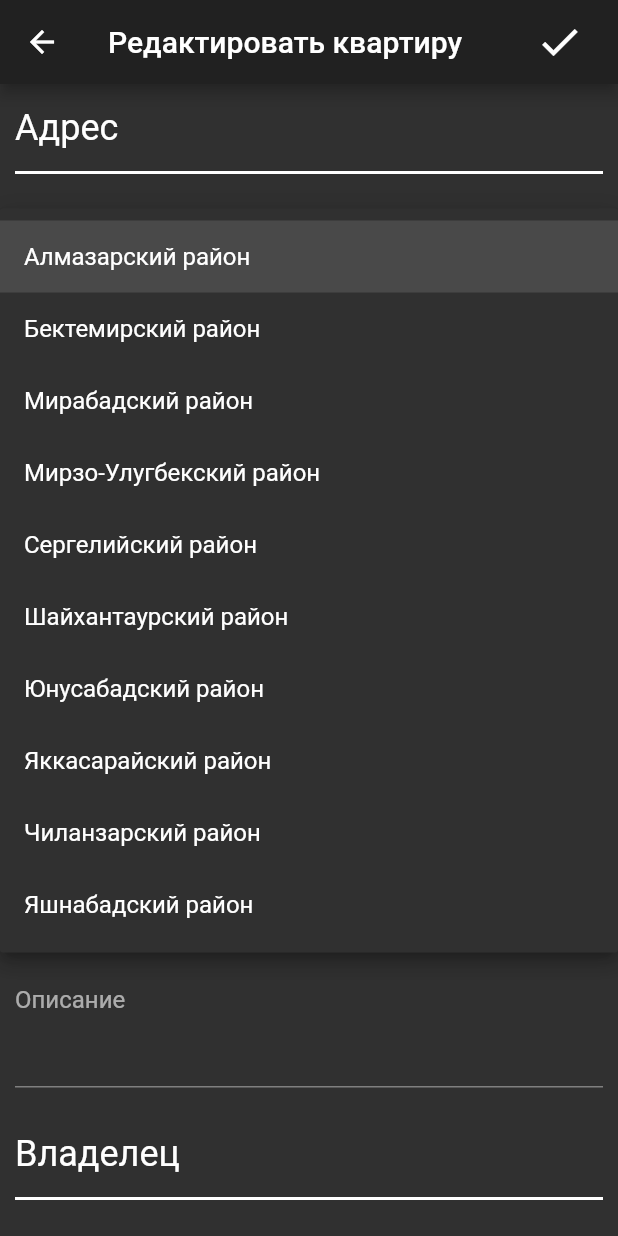
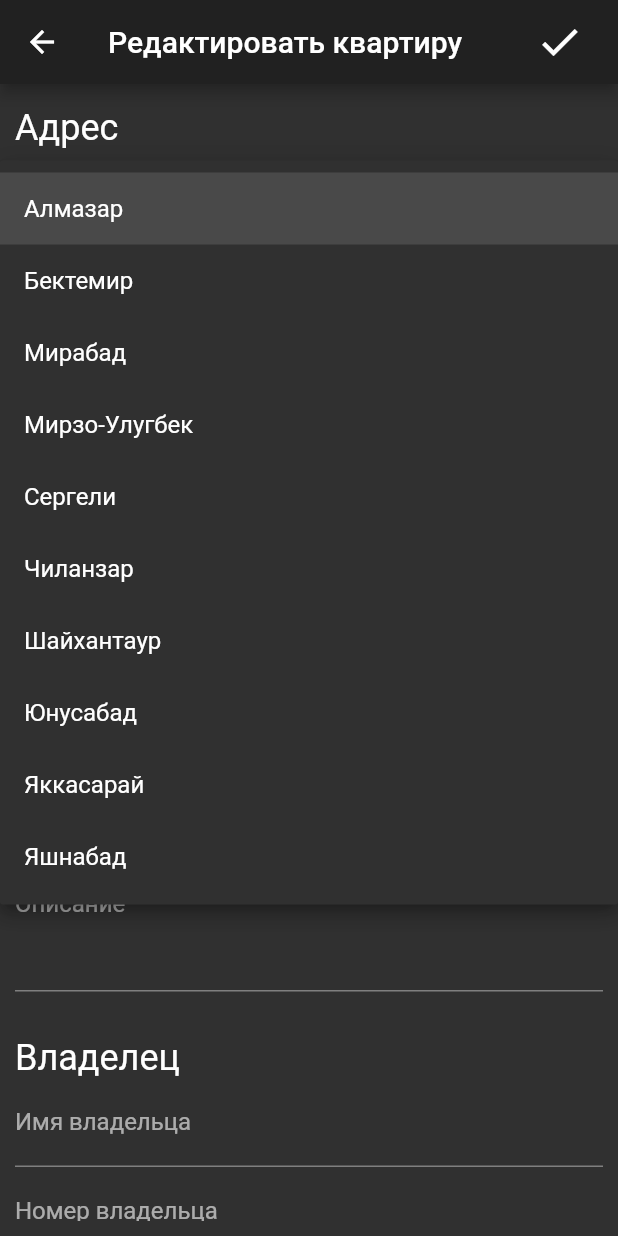
Before and after one commit to dmitriyl99/event_flats, a Flutter app: the EditFlatScreen screen opened directly with empty values, after a tap on the "arrow drop down" icon, on a phone screen of 412 x 824 dp. Run offline on Flutter 3.47's test engine with Material 2 defaults, Android fonts, the phone set to English and light mode, and no system bars; our stand-ins replace firebase_auth, firebase_core, firebase_database, hive, hive_flutter, mask_text_input_formatter; accounts and stored records are empty.

Commit message:
Delete dividers

```diff
--- a/lib/view/screens/flats/add.screen.dart
+++ b/lib/view/screens/flats/add.screen.dart
@@ -23,16 +23,16 @@ class _AddFlatScreenState extends State<AddFlatScreen> {
   bool _isAdditionalInfo = false;
 
   List<String> _districts = [
-    "Алмазарский район",
-    "Бектемирский район",
-    'Мирабадский район',
-    'Мирзо-Улугбекский район',
-    'Сергелийский район',
-    'Шайхантаурский район',
-    'Юнусабадский район',
-    'Яккасарайский район',
-    'Чиланзарский район',
-    'Яшнабадский район'
+    "Алмазар",
+    "Бектемир",
+    'Мирабад',
+    'Мирзо-Улугбек',
+    'Сергели',
+    'Чиланзар',
+    'Шайхантаур',
+    'Юнусабад',
+    'Яккасарай',
+    'Яшнабад',
   ];
 
   List<String> _repairs = [
@@ -41,16 +41,6 @@ class _AddFlatScreenState extends State<AddFlatScreen> {
     "Требует ремонта",
     "Черновая отделка"
   ];
-
-  Widget _divider() {
-    return Padding(
-      padding: const EdgeInsets.symmetric(vertical: 8.0),
-      child: Divider(
-        color: AppColors.descriptionDividerColor,
-        thickness: 2,
-      ),
-    );
-  }
 
   late String _currentDistrict = _districts.first;
   late String _currentRepair = _repairs.first;
@@ -181,7 +171,6 @@ class _AddFlatScreenState extends State<AddFlatScreen> {
                     'Адрес',
                     style: TextStyle(fontSize: 24),
                   ),
-                  _divider(),
                   FormField<String>(builder: (FormFieldState<String> state) {
                     return InputDecorator(
                       decoration: InputDecoration(labelText: "Район"),
@@ -217,7 +206,6 @@ class _AddFlatScreenState extends State<AddFlatScreen> {
                     'Информация о квартире',
                     style: TextStyle(fontSize: 24),
                   ),
-                  _divider(),
                   TextFormField(
                     validator: _validatePrice,
                     controller: _priceController,
@@ -322,7 +310,6 @@ class _AddFlatScreenState extends State<AddFlatScreen> {
                     'Владелец',
                     style: TextStyle(fontSize: 24),
                   ),
-                  _divider(),
                   Visibility(
                     visible: _isAdditionalInfo,
                     child: TextFormField(
--- a/lib/view/screens/flats/edit.screen.dart
+++ b/lib/view/screens/flats/edit.screen.dart
@@ -25,16 +25,16 @@ class _EditFlatScreenState extends State<EditFlatScreen> {
   bool _loaded = false;
 
   List<String> _districts = [
-    "Алмазарский район",
-    "Бектемирский район",
-    'Мирабадский район',
-    'Мирзо-Улугбекский район',
-    'Сергелийский район',
-    'Шайхантаурский район',
-    'Юнусабадский район',
-    'Яккасарайский район',
-    'Чиланзарский район',
-    'Яшнабадский район'
+    "Алмазар",
+    "Бектемир",
+    'Мирабад',
+    'Мирзо-Улугбек',
+    'Сергели',
+    'Чиланзар',
+    'Шайхантаур',
+    'Юнусабад',
+    'Яккасарай',
+    'Яшнабад',
   ];
 
   List<String> _repairs = [
@@ -43,16 +43,6 @@ class _EditFlatScreenState extends State<EditFlatScreen> {
     "Требует ремонта",
     "Черновая отделка"
   ];
-
-  Widget _divider() {
-    return Padding(
-      padding: const EdgeInsets.symmetric(vertical: 8.0),
-      child: Divider(
-        color: AppColors.descriptionDividerColor,
-        thickness: 2,
-      ),
-    );
-  }
 
   String? _currentDistrict;
   String? _currentRepair;
@@ -203,7 +193,6 @@ class _EditFlatScreenState extends State<EditFlatScreen> {
                     'Адрес',
                     style: TextStyle(fontSize: 24),
                   ),
-                  _divider(),
                   FormField<String>(builder: (FormFieldState<String> state) {
                     return InputDecorator(
                       decoration: InputDecoration(labelText: "Район"),
@@ -237,7 +226,6 @@ class _EditFlatScreenState extends State<EditFlatScreen> {
                     'Информация о квартире',
                     style: TextStyle(fontSize: 24),
                   ),
-                  _divider(),
                   TextFormField(
                     validator: _validatePrice,
                     controller: _priceController,
@@ -336,7 +324,6 @@ class _EditFlatScreenState extends State<EditFlatScreen> {
                     'Владелец',
                     style: TextStyle(fontSize: 24),
                   ),
-                  _divider(),
                   TextFormField(
                     controller: _ownerNameController,
                     decoration: InputDecoration(labelText: 'Имя владельца'),
```
